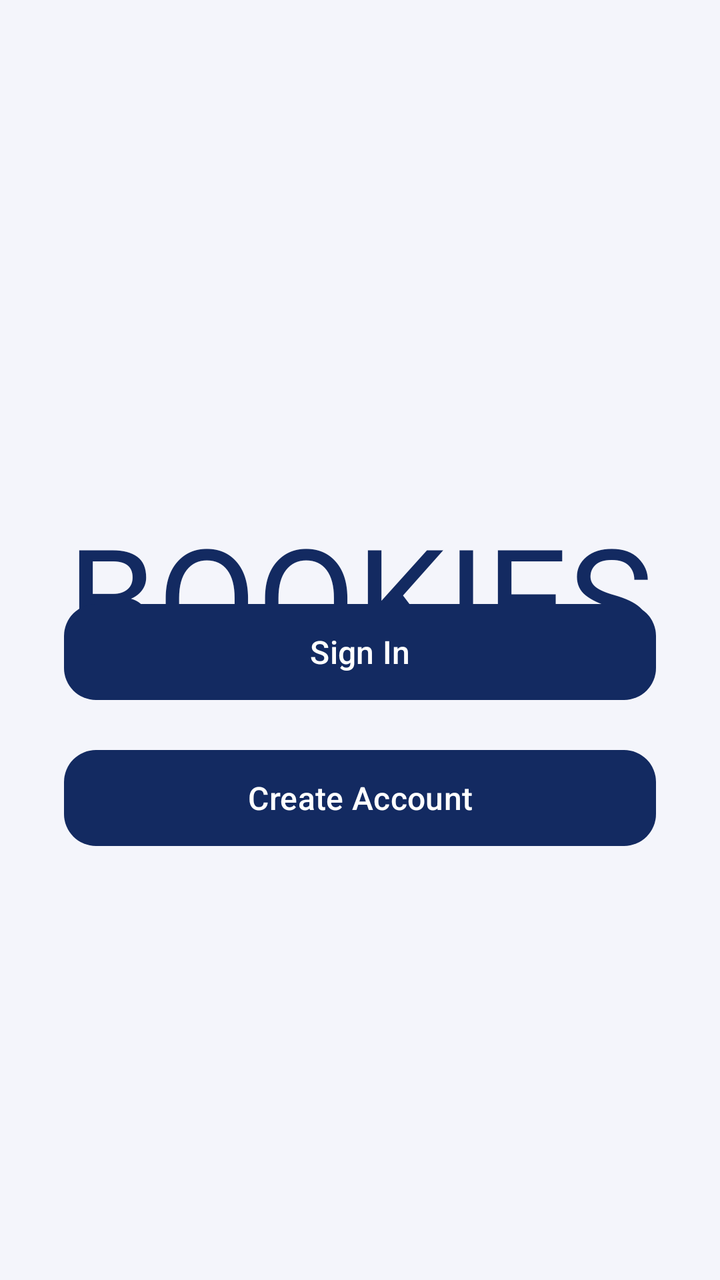
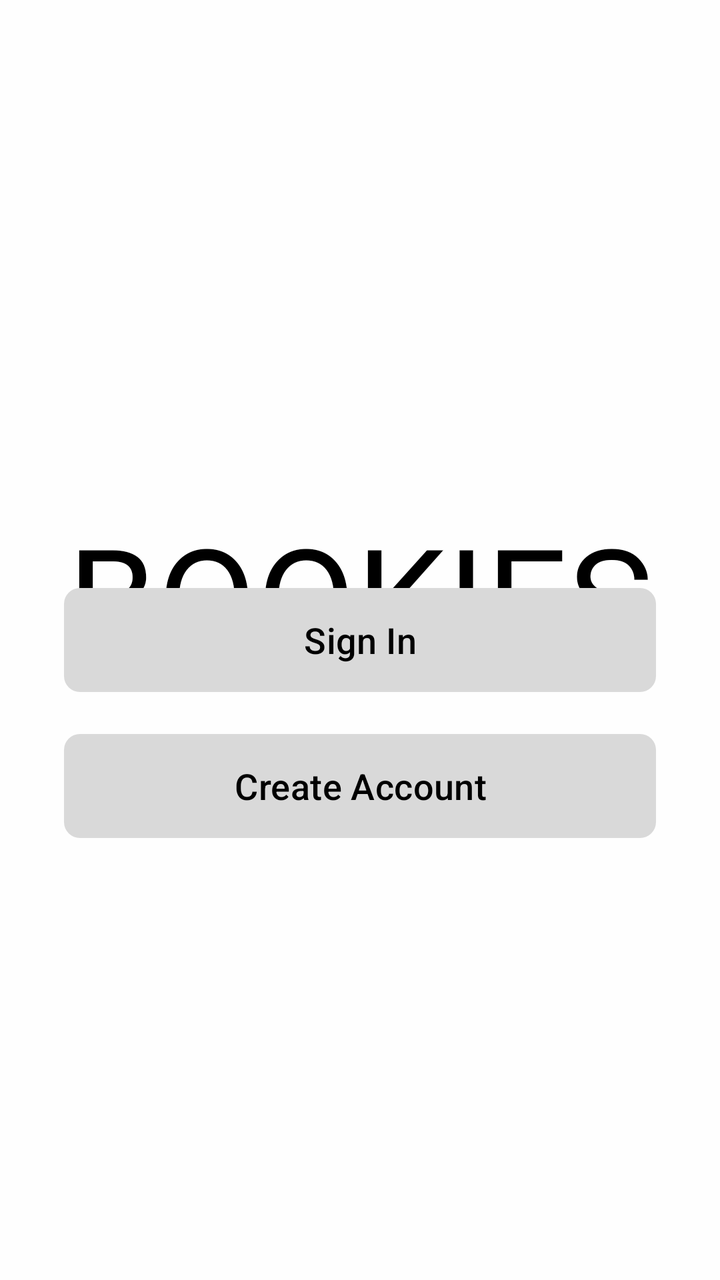

Before-and-after screenshots of an Android layout around one commit, followed by the original layout XML and the change that was made.
<!-- AndroidManifest.xml: application theme Theme.FrontendBook -->
<!-- res/layout/firstpage_activity.xml -->
<?xml version="1.0" encoding="utf-8"?>
<androidx.constraintlayout.widget.ConstraintLayout xmlns:android="http://schemas.android.com/apk/res/android"
    xmlns:app="http://schemas.android.com/apk/res-auto"
    xmlns:tools="http://schemas.android.com/tools"
    android:id="@+id/main"
    android:layout_width="match_parent"
    android:layout_height="match_parent"
    android:background="@color/background_light"
    tools:context=".ui.splash.FirstPageActivity">

    
    <TextView
        android:id="@+id/appName"
        android:layout_width="wrap_content"
        android:layout_height="wrap_content"
        android:layout_marginTop="250dp"
        android:fontFamily="@font/roboto_condensed_bold"
        android:text="BOOKIES"
        android:textAlignment="center"
        android:textColor="@color/primary"
        android:textSize="72sp"
        app:layout_constraintEnd_toEndOf="parent"
        app:layout_constraintStart_toStartOf="parent"
        app:layout_constraintTop_toTopOf="parent" />

    


    <com.google.android.material.button.MaterialButton
        android:id="@+id/signin"
        android:layout_width="0dp"
        android:layout_height="wrap_content"
        android:layout_marginHorizontal="32dp"
        android:layout_marginStart="32dp"
        android:layout_marginEnd="32dp"
        android:layout_marginBottom="25dp"
        android:background="@drawable/button_background_round"
        android:text="Sign In"
        android:textAllCaps="false"
        android:textColor="@android:color/white"
        android:textSize="16sp"
        app:cornerRadius="24dp"
        app:iconPadding="8dp"
        app:layout_constraintBottom_toTopOf="@+id/createaccount"
        app:layout_constraintEnd_toEndOf="parent"
        app:layout_constraintStart_toStartOf="parent" />

    
    <com.google.android.material.button.MaterialButton
        android:id="@+id/createaccount"
        android:layout_width="0dp"
        android:layout_height="wrap_content"
        android:layout_marginHorizontal="32dp"
        android:layout_marginStart="32dp"
        android:layout_marginEnd="32dp"
        android:layout_marginBottom="217dp"
        android:background="@drawable/button_background_round"
        android:text="Create Account"
        android:textAllCaps="false"
        android:textColor="@android:color/white"
        android:textSize="16sp"
        app:cornerRadius="24dp"
        app:iconPadding="8dp"
        app:layout_constraintBottom_toBottomOf="parent"
        app:layout_constraintEnd_toEndOf="parent"
        app:layout_constraintStart_toStartOf="parent" />

</androidx.constraintlayout.widget.ConstraintLayout>
<!-- resources referenced by this layout -->
<resources>
  <color name="background_light">#F4F5FB</color>
  <color name="primary">#132A61</color>
  <!-- drawable button_background_round (drawable) -->
  <?xml version="1.0" encoding="utf-8"?>
  <selector xmlns:android="http://schemas.android.com/apk/res/android">
  
  
      <item>
          <shape android:shape="rectangle">
              <solid android:color="@color/primary" />
              <corners android:radius="16dp" />
          </shape>
      </item>
  
  </selector>
  <style name="Theme.FrontendBook" parent="Base.Theme.FrontendBook" />
  <style name="Base.Theme.FrontendBook" parent="Theme.Material3.DayNight.NoActionBar">
          <item name="colorPrimary">@color/primary</item>
          <item name="colorPrimaryVariant">@color/primary_dark</item>
          <item name="colorOnPrimary">@color/white</item>
          <item name="colorSecondary">@color/background_light</item>
          <item name="colorOutline">@color/outline</item>
      </style>
  <color name="primary_dark">#0D0D40</color>
  <color name="white">#FFFFFFFF</color>
  <color name="outline">#132A61</color>
</resources>

<!-- the commit's change to res/layout/firstpage_activity.xml (unified diff, before → after) -->
@@ -5,8 +5,8 @@
     android:id="@+id/main"
     android:layout_width="match_parent"
     android:layout_height="match_parent"
-    android:background="@color/background_light"
-    tools:context=".ui.splash.FirstPageActivity">
+    android:background="@color/backgroundPrimary"
+    tools:context=".ui.entry.FirstPageActivity">
 
     
     <TextView
@@ -17,52 +17,48 @@
         android:fontFamily="@font/roboto_condensed_bold"
         android:text="BOOKIES"
         android:textAlignment="center"
-        android:textColor="@color/primary"
+        android:textColor="@color/textPrimary"
         android:textSize="72sp"
         app:layout_constraintEnd_toEndOf="parent"
         app:layout_constraintStart_toStartOf="parent"
         app:layout_constraintTop_toTopOf="parent" />
 
     
-
-
     <com.google.android.material.button.MaterialButton
         android:id="@+id/signin"
         android:layout_width="0dp"
-        android:layout_height="wrap_content"
+        android:layout_height="60dp"
         android:layout_marginHorizontal="32dp"
-        android:layout_marginStart="32dp"
-        android:layout_marginEnd="32dp"
-        android:layout_marginBottom="25dp"
-        android:background="@drawable/button_background_round"
+        android:layout_marginBottom="290dp"
         android:text="Sign In"
         android:textAllCaps="false"
-        android:textColor="@android:color/white"
-        android:textSize="16sp"
-        app:cornerRadius="24dp"
+        android:textColor="@color/textPrimary"
+        android:textSize="18sp"
+
+        app:backgroundTint="@color/buttonPrimary"
+        app:cornerRadius="8dp"
         app:iconPadding="8dp"
-        app:layout_constraintBottom_toTopOf="@+id/createaccount"
-        app:layout_constraintEnd_toEndOf="parent"
-        app:layout_constraintStart_toStartOf="parent" />
+        app:layout_constraintBottom_toBottomOf="parent"
+        app:layout_constraintStart_toStartOf="parent"
+        app:layout_constraintEnd_toEndOf="parent" />
 
     
     <com.google.android.material.button.MaterialButton
         android:id="@+id/createaccount"
         android:layout_width="0dp"
-        android:layout_height="wrap_content"
+        android:layout_height="60dp"
         android:layout_marginHorizontal="32dp"
-        android:layout_marginStart="32dp"
-        android:layout_marginEnd="32dp"
         android:layout_marginBottom="217dp"
-        android:background="@drawable/button_background_round"
         android:text="Create Account"
         android:textAllCaps="false"
-        android:textColor="@android:color/white"
-        android:textSize="16sp"
-        app:cornerRadius="24dp"
+        android:textColor="@color/textPrimary"
+        android:textSize="18sp"
+
+        app:backgroundTint="@color/buttonPrimary"
+        app:cornerRadius="8dp"
         app:iconPadding="8dp"
         app:layout_constraintBottom_toBottomOf="parent"
-        app:layout_constraintEnd_toEndOf="parent"
-        app:layout_constraintStart_toStartOf="parent" />
+        app:layout_constraintStart_toStartOf="parent"
+        app:layout_constraintEnd_toEndOf="parent" />
 
 </androidx.constraintlayout.widget.ConstraintLayout>
<!-- resource entries referenced after the edit -->
@@ -1,30 +1,18 @@
 <!-- resources referenced by this layout -->
 <resources>
-  <color name="background_light">#F4F5FB</color>
-  <color name="primary">#132A61</color>
-  <!-- drawable button_background_round (drawable) -->
-  <?xml version="1.0" encoding="utf-8"?>
-  <selector xmlns:android="http://schemas.android.com/apk/res/android">
-  
-  
-      <item>
-          <shape android:shape="rectangle">
-              <solid android:color="@color/primary" />
-              <corners android:radius="16dp" />
-          </shape>
-      </item>
-  
-  </selector>
+  <color name="backgroundPrimary">#FEFEFE</color>
+  <color name="buttonPrimary">#D9D9D9</color>
+  <color name="textPrimary">#000000</color>
   <style name="Theme.FrontendBook" parent="Base.Theme.FrontendBook" />
   <style name="Base.Theme.FrontendBook" parent="Theme.Material3.DayNight.NoActionBar">
-          <item name="colorPrimary">@color/primary</item>
-          <item name="colorPrimaryVariant">@color/primary_dark</item>
-          <item name="colorOnPrimary">@color/white</item>
-          <item name="colorSecondary">@color/background_light</item>
-          <item name="colorOutline">@color/outline</item>
+          <item name="colorPrimary">@color/backgroundPrimary</item>
+          <item name="colorPrimaryVariant">@color/backgroundSecondary</item>
+          <item name="colorOnPrimary">@color/black</item>
+          <item name="colorSecondary">@color/black</item>
+          <item name="colorOutline">@color/line</item>
       </style>
-  <color name="primary_dark">#0D0D40</color>
-  <color name="white">#FFFFFFFF</color>
-  <color name="outline">#132A61</color>
+  <color name="backgroundSecondary">#D9D9D9</color>
+  <color name="black">#000000</color>
+  <color name="line">#D9D9D9</color>
 </resources>
 
